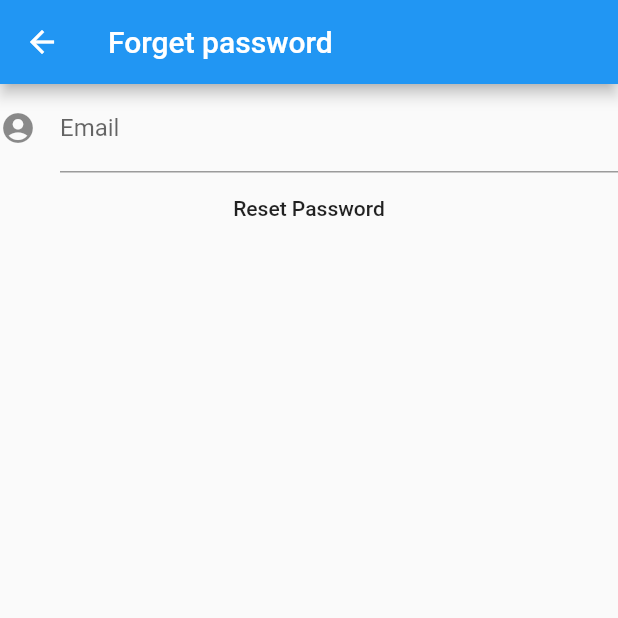
After one commit to Jiyoung9310/flutter_provider_sample_app, a Flutter app: the screen it shows after launch, after a tap on "Forgot Password", on a phone screen of 412 x 824 dp, the top half of it. The commit adds this screen. Run offline on Flutter 3.47's test engine with Material 2 defaults, Android fonts, the phone set to English and light mode, and no system bars; our stand-ins replace firebase_auth; accounts and stored records are empty.

Commit message:
forgot password

```diff
--- /dev/null
+++ b/lib/screens/forget_password.dart
@@ -0,0 +1,49 @@
+import 'package:firebase_auth/firebase_auth.dart';
+import 'package:flutter/material.dart';
+
+class ForgetPassword extends StatefulWidget {
+  @override
+  _ForgetPasswordState createState() => _ForgetPasswordState();
+}
+
+class _ForgetPasswordState extends State<ForgetPassword> {
+  final GlobalKey<FormState> _formKey = GlobalKey<FormState>(); //widget에 key를 부여
+  final TextEditingController _emailController = TextEditingController();
+
+  @override
+  Widget build(BuildContext context) {
+    return Scaffold(
+      appBar: AppBar(
+        title: Text('Forget password'),
+      ),
+      body: Form(
+        key: _formKey,
+        child: Column(
+          children: <Widget>[
+            TextFormField(
+              controller: _emailController,
+              decoration: InputDecoration(
+                icon: Icon(Icons.account_circle),
+                labelText: 'Email',
+              ),
+              validator: (String value) {
+                if (value.isEmpty) {
+                  return "Please input correct Email.";
+                }
+                return null;
+              },
+            ),
+            FlatButton(
+              onPressed: () async {
+                await FirebaseAuth.instance.sendPasswordResetEmail(email: _emailController.text);
+                final snackbar = SnackBar(content: Text('Check your email for password reset'));
+                Scaffold.of(_formKey.currentContext).showSnackBar(snackbar);
+              },
+              child: Text('Reset Password')
+            )
+          ],
+        ),
+      ),
+    );
+  }
+}
--- a/lib/screens/login.dart
+++ b/lib/screens/login.dart
@@ -4,6 +4,7 @@ import 'package:flutter/material.dart';
 import 'package:flutter_sample_app/data/join_or_login.dart';
 import 'package:flutter_sample_app/helper/login_background.dart';
 import 'package:provider/provider.dart';
+import 'forget_password.dart';
 
 class AuthPage extends StatelessWidget {
   final GlobalKey<FormState> _formKey =
@@ -166,7 +167,12 @@ class AuthPage extends StatelessWidget {
                 Consumer<JoinOrLogin>(
                   builder: (context, value, child) => Opacity(
                       opacity: value.isJoin? 0 : 1,
-                      child: Text("Forgot Password")),
+                      child: GestureDetector(
+                          onTap: value.isJoin ? null : () {
+                            Navigator.push(context, MaterialPageRoute(builder:
+                                (context) => _goToForgetPassword()));
+                          },
+                          child: Text("Forgot Password"))),
                 ),
               ],
             ),
@@ -175,4 +181,6 @@ class AuthPage extends StatelessWidget {
       ),
     );
   }
+
+  ForgetPassword _goToForgetPassword() => ForgetPassword();
 }
```
